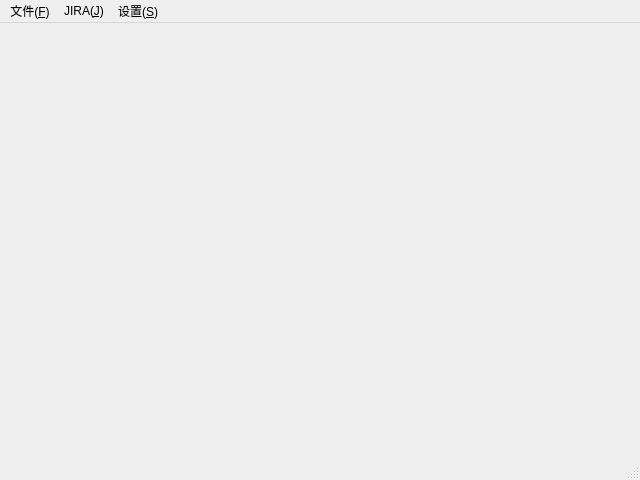
This is framework/gui/ui/main_window.ui in cash2one/AutoDriver as Qt 5 draws it before an edit. The edited form follows.
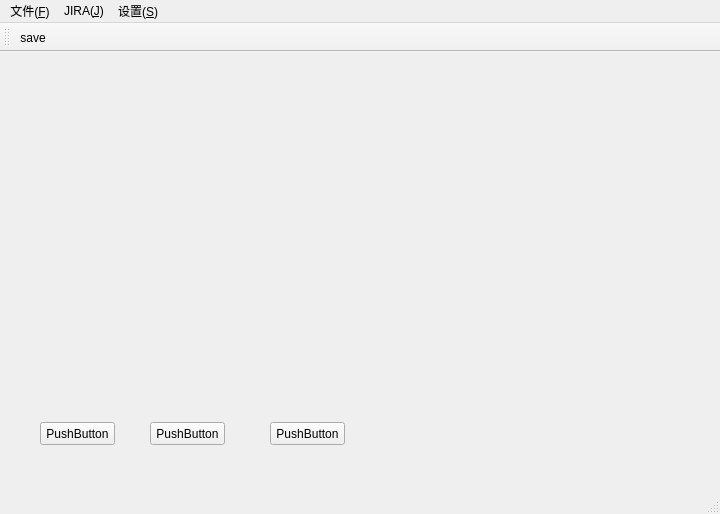
This is the edited form. Icons and pictures are not drawn.

```diff
--- a/framework/gui/ui/main_window.ui
+++ b/framework/gui/ui/main_window.ui
@@ -6,20 +6,70 @@
    <rect>
     <x>0</x>
     <y>0</y>
-    <width>640</width>
-    <height>480</height>
+    <width>720</width>
+    <height>514</height>
    </rect>
   </property>
   <property name="windowTitle">
    <string>MainWindow</string>
   </property>
-  <widget class="QWidget" name="centralwidget"/>
+  <widget class="QWidget" name="centralwidget">
+   <widget class="QPushButton" name="pushButton">
+    <property name="geometry">
+     <rect>
+      <x>40</x>
+      <y>370</y>
+      <width>75</width>
+      <height>23</height>
+     </rect>
+    </property>
+    <property name="text">
+     <string>PushButton</string>
+    </property>
+   </widget>
+   <widget class="QWidget" name="widget" native="true">
+    <property name="geometry">
+     <rect>
+      <x>10</x>
+      <y>10</y>
+      <width>651</width>
+      <height>331</height>
+     </rect>
+    </property>
+   </widget>
+   <widget class="QPushButton" name="pushButton_2">
+    <property name="geometry">
+     <rect>
+      <x>150</x>
+      <y>370</y>
+      <width>75</width>
+      <height>23</height>
+     </rect>
+    </property>
+    <property name="text">
+     <string>PushButton</string>
+    </property>
+   </widget>
+   <widget class="QPushButton" name="pushButton_3">
+    <property name="geometry">
+     <rect>
+      <x>270</x>
+      <y>370</y>
+      <width>75</width>
+      <height>23</height>
+     </rect>
+    </property>
+    <property name="text">
+     <string>PushButton</string>
+    </property>
+   </widget>
+  </widget>
   <widget class="QMenuBar" name="menubar">
    <property name="geometry">
     <rect>
      <x>0</x>
      <y>0</y>
-     <width>640</width>
+     <width>720</width>
      <height>26</height>
     </rect>
    </property>
@@ -48,6 +98,27 @@
    <addaction name="menu_S"/>
   </widget>
   <widget class="QStatusBar" name="statusbar"/>
+  <widget class="QToolBar" name="toolBar">
+   <property name="windowTitle">
+    <string>toolBar</string>
+   </property>
+   <property name="iconSize">
+    <size>
+     <width>30</width>
+     <height>30</height>
+    </size>
+   </property>
+   <property name="toolButtonStyle">
+    <enum>Qt::ToolButtonTextBesideIcon</enum>
+   </property>
+   <attribute name="toolBarArea">
+    <enum>TopToolBarArea</enum>
+   </attribute>
+   <attribute name="toolBarBreak">
+    <bool>false</bool>
+   </attribute>
+   <addaction name="action_save"/>
+  </widget>
   <action name="action_JIRA">
    <property name="text">
     <string>登录到JIRA</string>
@@ -68,6 +139,21 @@
     <string>退出</string>
    </property>
   </action>
+  <action name="action_save">
+   <property name="checkable">
+    <bool>true</bool>
+   </property>
+   <property name="icon">
+    <iconset resource="res.qrc">
+     <normaloff>:/task/res/inbox-table.png</normaloff>:/task/res/inbox-table.png</iconset>
+   </property>
+   <property name="text">
+    <string>save</string>
+   </property>
+   <property name="toolTip">
+    <string>save</string>
+   </property>
+  </action>
  </widget>
  <resources/>
  <connections/>
```
Left out of the diff: 11 changed lines with no effect on the pictures.
